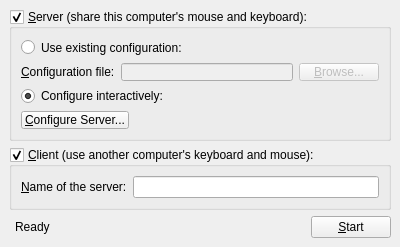
The window that branches/release-1.4.1/gui/res/MainWindowBase.ui (svn2github/synergy-plus) describes before a commit, drawn with Qt 5.
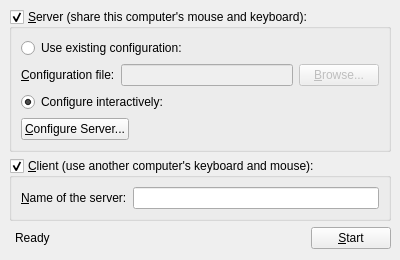
The same window after the commit.

Patch:
```diff
--- a/branches/release-1.4.1/gui/res/MainWindowBase.ui
+++ b/branches/release-1.4.1/gui/res/MainWindowBase.ui
@@ -7,7 +7,7 @@
     <x>0</x>
     <y>0</y>
     <width>400</width>
-    <height>247</height>
+    <height>260</height>
    </rect>
   </property>
   <property name="sizePolicy">
@@ -19,13 +19,13 @@
   <property name="minimumSize">
    <size>
     <width>400</width>
-    <height>247</height>
+    <height>260</height>
    </size>
   </property>
   <property name="maximumSize">
    <size>
     <width>400</width>
-    <height>247</height>
+    <height>260</height>
    </size>
   </property>
   <property name="windowTitle">
@@ -33,7 +33,7 @@
   </property>
   <widget class="QWidget" name="centralwidget">
    <layout class="QGridLayout">
-    <item row="6" column="3">
+    <item row="5" column="3">
      <widget class="QPushButton" name="m_pButtonToggleStart">
       <property name="text">
        <string>&amp;Start</string>
@@ -133,19 +133,6 @@
       </layout>
      </widget>
     </item>
-    <item row="3" column="0" colspan="4">
-     <spacer name="verticalSpacer">
-      <property name="orientation">
-       <enum>Qt::Vertical</enum>
-      </property>
-      <property name="sizeHint" stdset="0">
-       <size>
-        <width>0</width>
-        <height>0</height>
-       </size>
-      </property>
-     </spacer>
-    </item>
     <item row="2" column="0" colspan="4">
      <widget class="QGroupBox" name="m_pGroupClient">
       <property name="sizePolicy">
@@ -177,14 +164,14 @@
       </layout>
      </widget>
     </item>
-    <item row="6" column="1">
+    <item row="5" column="1">
      <widget class="QLabel" name="m_pStatusLabel">
       <property name="text">
        <string>Ready</string>
       </property>
      </widget>
     </item>
-    <item row="6" column="2">
+    <item row="5" column="2">
      <spacer>
       <property name="orientation">
        <enum>Qt::Horizontal</enum>
```
Left out of the diff: 5 changed lines with no effect on the pictures.
